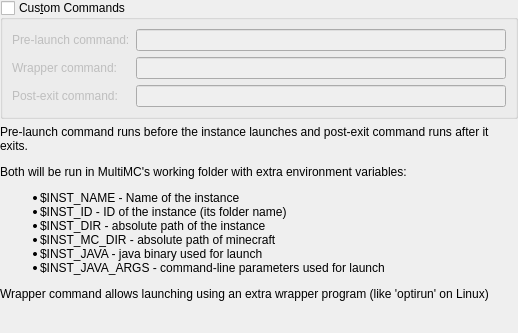
Above: launcher/widgets/CustomCommands.ui from FreesmTeam/FreesmLauncher before the change; both pictures show x 0 to 518 and y 0 to 333 of the 518 by 646 pixel window. Below: the same form after it.
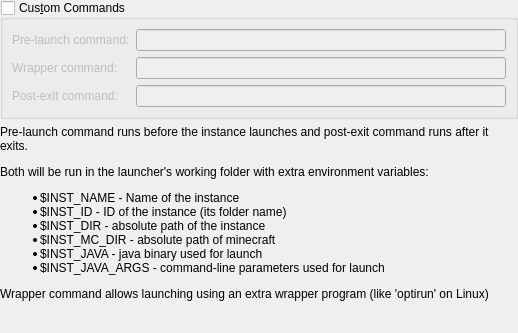
That is the form after the change.

```diff
--- a/launcher/widgets/CustomCommands.ui
+++ b/launcher/widgets/CustomCommands.ui
@@ -74,7 +74,7 @@
    <item>
     <widget class="QLabel" name="labelCustomCmdsDescription">
      <property name="text">
-      <string>&lt;html&gt;&lt;head/&gt;&lt;body&gt;&lt;p&gt;Pre-launch command runs before the instance launches and post-exit command runs after it exits.&lt;/p&gt;&lt;p&gt;Both will be run in MultiMC's working folder with extra environment variables:&lt;/p&gt;&lt;ul&gt;&lt;li&gt;$INST_NAME - Name of the instance&lt;/li&gt;&lt;li&gt;$INST_ID - ID of the instance (its folder name)&lt;/li&gt;&lt;li&gt;$INST_DIR - absolute path of the instance&lt;/li&gt;&lt;li&gt;$INST_MC_DIR - absolute path of minecraft&lt;/li&gt;&lt;li&gt;$INST_JAVA - java binary used for launch&lt;/li&gt;&lt;li&gt;$INST_JAVA_ARGS - command-line parameters used for launch&lt;/li&gt;&lt;/ul&gt;&lt;p&gt;Wrapper command allows launching using an extra wrapper program (like 'optirun' on Linux)&lt;/p&gt;&lt;/body&gt;&lt;/html&gt;</string>
+      <string>&lt;html&gt;&lt;head/&gt;&lt;body&gt;&lt;p&gt;Pre-launch command runs before the instance launches and post-exit command runs after it exits.&lt;/p&gt;&lt;p&gt;Both will be run in the launcher's working folder with extra environment variables:&lt;/p&gt;&lt;ul&gt;&lt;li&gt;$INST_NAME - Name of the instance&lt;/li&gt;&lt;li&gt;$INST_ID - ID of the instance (its folder name)&lt;/li&gt;&lt;li&gt;$INST_DIR - absolute path of the instance&lt;/li&gt;&lt;li&gt;$INST_MC_DIR - absolute path of minecraft&lt;/li&gt;&lt;li&gt;$INST_JAVA - java binary used for launch&lt;/li&gt;&lt;li&gt;$INST_JAVA_ARGS - command-line parameters used for launch&lt;/li&gt;&lt;/ul&gt;&lt;p&gt;Wrapper command allows launching using an extra wrapper program (like 'optirun' on Linux)&lt;/p&gt;&lt;/body&gt;&lt;/html&gt;</string>
      </property>
      <property name="alignment">
       <set>Qt::AlignLeading|Qt::AlignLeft|Qt::AlignTop</set>
```
